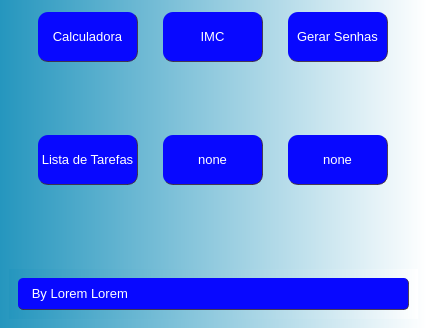
Above: tela_main.ui from eliezersilva-dev/Projeto_Python_PyQt5_QtDesigner before the change; both pictures show x 0 to 427 and y 252 to 580 of the 427 by 580 pixel window. Below: the same form after it.
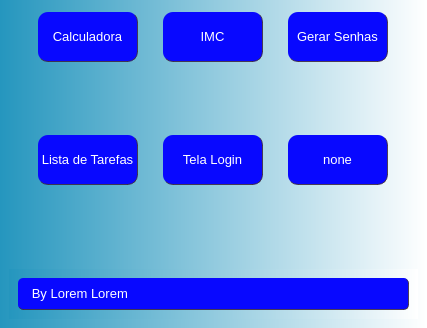
That is the form after the change.

Diff of the .ui file:
```diff
--- a/tela_main.ui
+++ b/tela_main.ui
@@ -295,6 +295,8 @@
          <property name="font">
           <font>
            <pointsize>10</pointsize>
+           <weight>50</weight>
+           <bold>false</bold>
           </font>
          </property>
          <property name="styleSheet">
@@ -321,7 +323,7 @@
 </string>
          </property>
          <property name="text">
-          <string>none</string>
+          <string>Tela Login</string>
          </property>
         </widget>
        </item>
```
Left out of the diff: 12 changed lines with no effect on the pictures.
